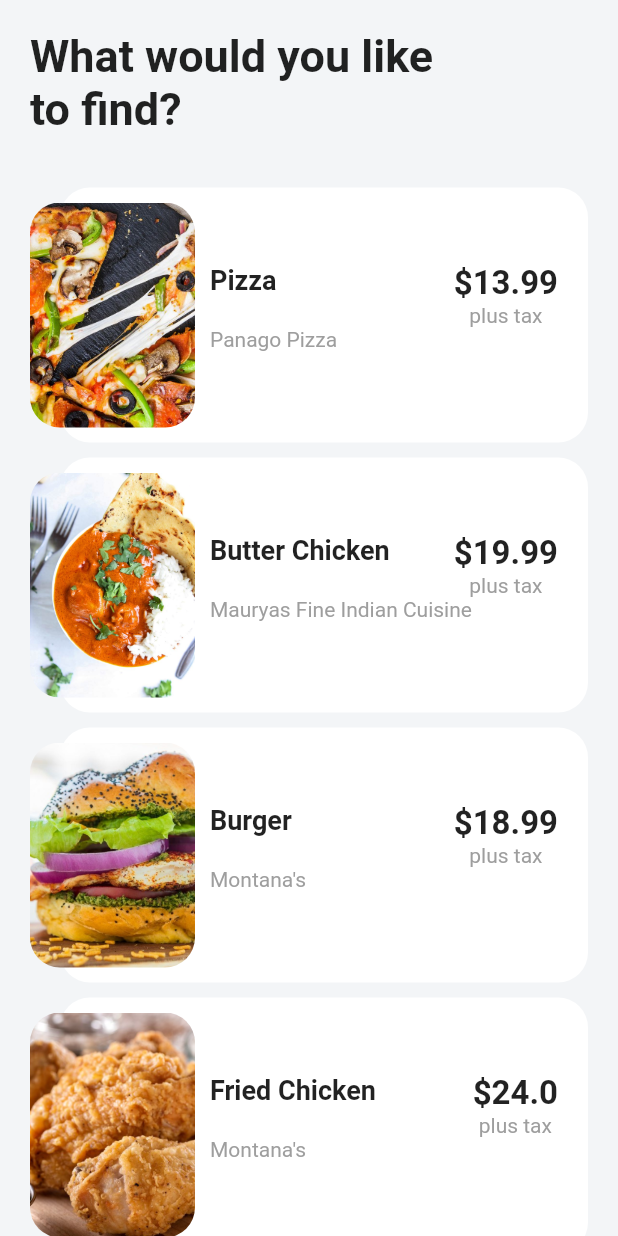
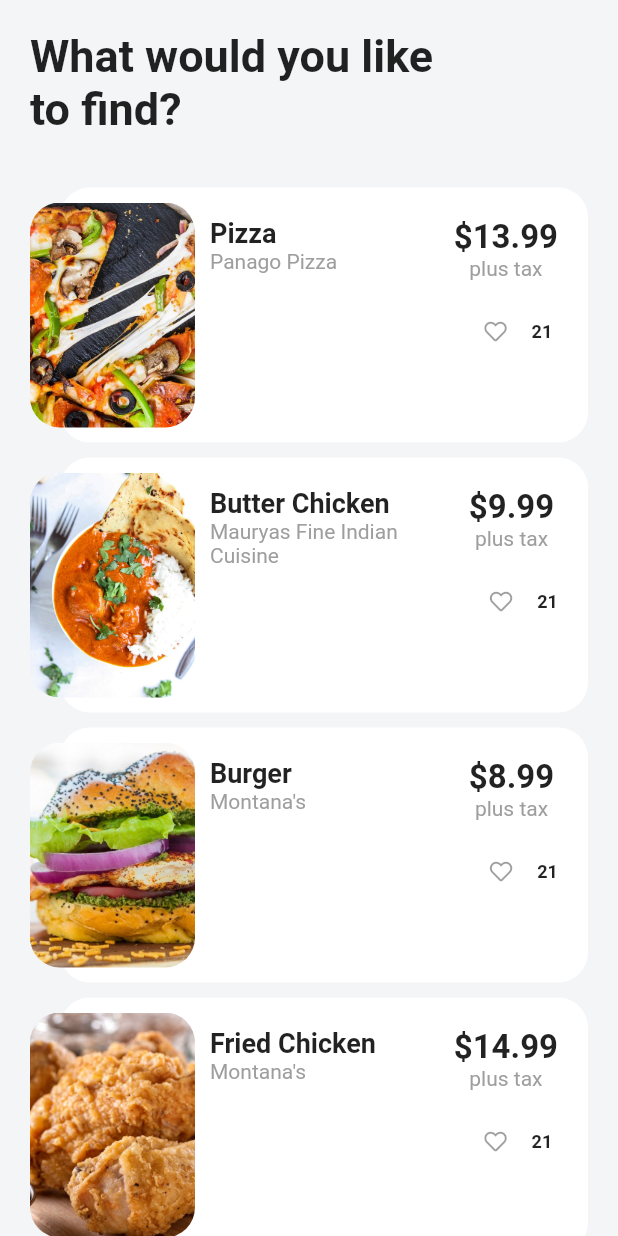
Before and after one commit to Pratham9/top, a Flutter app: the DishPage screen opened directly, on a phone screen of 412 x 824 dp. Run offline on Flutter 3.47's test engine with Material 2 defaults, Android fonts, the phone set to English and light mode, and no system bars; our stand-ins replace cloud_firestore, firebase_auth, firebase_database, font_awesome_flutter, image_picker; accounts and stored records are empty.

Commit message:
added a like button on dish_page

```diff
--- a/lib/Pages/dishes_page.dart
+++ b/lib/Pages/dishes_page.dart
@@ -1,4 +1,5 @@
 import 'package:flutter/material.dart';
+import 'package:font_awesome_flutter/font_awesome_flutter.dart';
 
 class Dishes {
   String imageUrl;
@@ -36,7 +37,7 @@ class DishPage extends StatelessWidget {
       location: 'Mauryas Fine Indian Cuisine',
       description:
           'Pieces of chicken, first seared in the Tandoori oven then braised in tomato cream sauce',
-      price: 19.99,
+      price: 9.99,
       rating: 4.7,
     ),
     Dishes(
@@ -45,7 +46,7 @@ class DishPage extends StatelessWidget {
       location: 'Montana\'s',
       description:
           'Ground beef, or minced cow meat mince or other meat used to make hamburgers. Patty, the ground meat in a circular shape to fit the burger bun.',
-      price: 18.99,
+      price: 8.99,
       rating: 3.9,
     ),
     Dishes(
@@ -54,9 +55,10 @@ class DishPage extends StatelessWidget {
       location: 'Montana\'s',
       description:
           'Ground beef, or minced cow meat mince or other meat used to make hamburgers. Patty, the ground meat in a circular shape to fit the burger bun.',
-      price: 24.00,
+      price: 14.99,
       rating: 3.9,
-    ),Dishes(
+    ),
+    Dishes(
       imageUrl: 'assets/images/pasta.jpg',
       name: 'Pasta',
       location: 'Montana\'s',
@@ -64,7 +66,8 @@ class DishPage extends StatelessWidget {
           'Ground beef, or minced cow meat mince or other meat used to make hamburgers. Patty, the ground meat in a circular shape to fit the burger bun.',
       price: 8.99,
       rating: 3.9,
-    ),Dishes(
+    ),
+    Dishes(
       imageUrl: 'assets/images/salad.jpg',
       name: 'Salad',
       location: 'Montana\'s',
@@ -72,17 +75,17 @@ class DishPage extends StatelessWidget {
           'Ground beef, or minced cow meat mince or other meat used to make hamburgers. Patty, the ground meat in a circular shape to fit the burger bun.',
       price: 7.99,
       rating: 3.9,
-    ),Dishes(
+    ),
+    Dishes(
       imageUrl: 'assets/images/sandwich.jpg',
       name: 'Sandwich',
       location: 'Montana\'s',
       description:
           'Ground beef, or minced cow meat mince or other meat used to make hamburgers. Patty, the ground meat in a circular shape to fit the burger bun.',
-      price: 9.99,
+      price: 4.49,
       rating: 3.9,
     )
   ];
-
 
   @override
   Widget build(BuildContext context) {
@@ -105,7 +108,8 @@ class DishPage extends StatelessWidget {
           Expanded(
             child: ListView.builder(
               padding: EdgeInsets.only(top: 10.0, bottom: 15.0),
-              itemCount: dishes.length, //this is where we will type the desired number of item to view in a list
+              itemCount: dishes
+                  .length, //this is where we will type the desired number of item to view in a list
               itemBuilder: (BuildContext context, int index) {
                 return Stack(
                   children: <Widget>[
@@ -127,8 +131,10 @@ class DishPage extends StatelessWidget {
                               mainAxisAlignment: MainAxisAlignment.spaceBetween,
                               crossAxisAlignment: CrossAxisAlignment.start,
                               children: <Widget>[
+                                Column(
+                                  children: <Widget>[
                                     Container(
-                                  width: 120.0,
+                                      width: 140.0,
                                       child: Text(
                                         dishes[index].name,
                                         style: TextStyle(
@@ -138,6 +144,17 @@ class DishPage extends StatelessWidget {
                                         overflow: TextOverflow.ellipsis,
                                         maxLines: 2,
                                       ),
+                                    ),
+                                    Container(
+                                      width: 140.0,
+                                      child: Text(
+                                        dishes[index].location,
+                                        style: TextStyle(
+                                          color: Colors.grey,
+                                        ),
+                                      ),
+                                    ),
+                                  ],
                                 ),
                                 Column(
                                   children: <Widget>[
@@ -154,17 +171,34 @@ class DishPage extends StatelessWidget {
                                         color: Colors.grey,
                                       ),
                                     ),
+                                    SizedBox(height: 10.0),
+                                    Container(
+                                      width: 62.0,
+                                      child: Row(
+                                        mainAxisAlignment:
+                                            MainAxisAlignment.spaceEvenly,
+                                        children: <Widget>[
+//                                        Text('21'),
+                                          IconButton(
+                                            icon: Icon(FontAwesomeIcons.heart),
+                                            iconSize: 15.0,
+                                            color: Colors.transparent,
+                                          ),
+                                          Text(
+                                            '21',
+                                            style: TextStyle(
+                                              fontSize: 12.0,
+                                              fontWeight: FontWeight.w600,
+                                            ),
+                                          ),
+                                        ],
+                                      ),
+                                    )
                                   ],
                                 ),
                               ],
                             ),
-                            Text(
-                              dishes[index].location,
-                              style: TextStyle(
-                                color: Colors.grey,
-                              ),
-                            ),
-                            SizedBox(height: 10.0),
+                            SizedBox(height: 30.0),
                           ],
                         ),
                       ),
@@ -193,5 +227,4 @@ class DishPage extends StatelessWidget {
       ),
     );
   }
-
 }
--- a/lib/Pages/login_signup_page.dart
+++ b/lib/Pages/login_signup_page.dart
@@ -90,11 +90,20 @@ class _LoginSignupPageState extends State<LoginSignupPage> {
   @override
   Widget build(BuildContext context) {
     return new Scaffold(
-        appBar: new AppBar(
-          title: new Text('Flutter login demo'),
-        ),
         body: Stack(
       children: <Widget>[
+        SafeArea(
+          child: Padding(
+            padding: EdgeInsets.only(top: 20.0, left: 20.0, right: 120.0),
+            child: Text(
+              'Hello User!',
+              style: TextStyle(
+                fontSize: 30.0,
+                fontWeight: FontWeight.w600,
+              ),
+            ),
+          ),
+        ),
         _showForm(),
         _showCircularProgress(),
       ],
@@ -137,6 +146,8 @@ class _LoginSignupPageState extends State<LoginSignupPage> {
   Widget _showForm() {
     return new Container(
         padding: EdgeInsets.all(16.0),
+        child: Align(
+          alignment: Alignment(1, 1),
           child: new Form(
             key: _formKey,
             child: new ListView(
@@ -149,6 +160,7 @@ class _LoginSignupPageState extends State<LoginSignupPage> {
                 showSecondaryButton(),
                 showErrorMessage(),
               ],
+            ),
           ),
         ));
   }
```
Also changed, not shown: assets/images/heart.png (added), pubspec.lock. Lines whose indentation alone changed are shown as unchanged.
